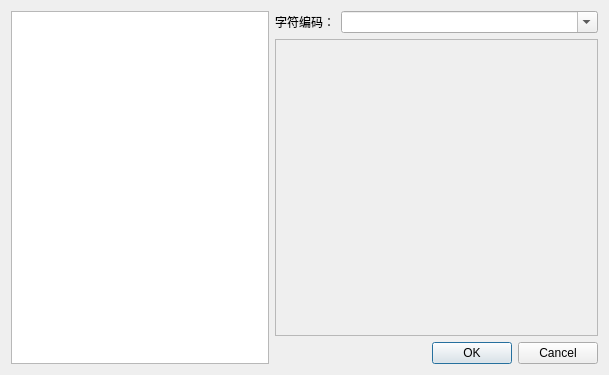
BlueWhaleMain/cipher-manager, file gui/designer/new_cipher_file_dialog.ui: the form before one commit.
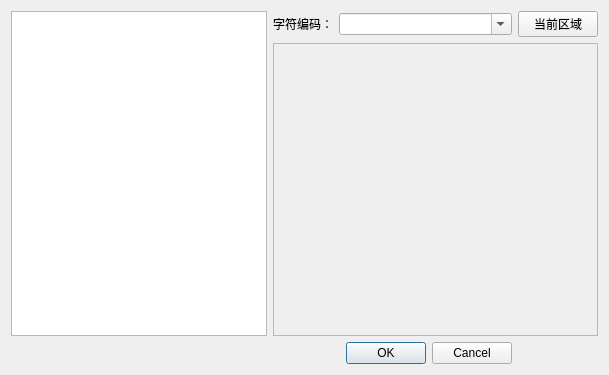
The form after the commit.

```diff
--- a/gui/designer/new_cipher_file_dialog.ui
+++ b/gui/designer/new_cipher_file_dialog.ui
@@ -14,16 +14,6 @@
    <string>新建</string>
   </property>
   <layout class="QGridLayout" name="gridLayout">
-   <item row="0" column="0" rowspan="3">
-    <widget class="QListWidget" name="cipher_type_list_widget"/>
-   </item>
-   <item row="0" column="1">
-    <widget class="QLabel" name="encoding_label">
-     <property name="text">
-      <string>字符编码：</string>
-     </property>
-    </widget>
-   </item>
    <item row="0" column="2">
     <widget class="QComboBox" name="encoding_combo_box">
      <property name="editable">
@@ -31,7 +21,17 @@
      </property>
     </widget>
    </item>
-   <item row="1" column="1" colspan="2">
+   <item row="0" column="1">
+    <widget class="QLabel" name="encoding_label">
+     <property name="text">
+      <string>字符编码：</string>
+     </property>
+    </widget>
+   </item>
+   <item row="0" column="0" rowspan="2">
+    <widget class="QListWidget" name="cipher_type_list_widget"/>
+   </item>
+   <item row="1" column="1" colspan="3">
     <widget class="QScrollArea" name="scrollArea">
      <property name="widgetResizable">
       <bool>true</bool>
@@ -41,8 +41,8 @@
        <rect>
         <x>0</x>
         <y>0</y>
-        <width>322</width>
-        <height>288</height>
+        <width>327</width>
+        <height>297</height>
        </rect>
       </property>
       <widget class="QWidget" name="gridLayoutWidget">
@@ -50,8 +50,8 @@
         <rect>
          <x>10</x>
          <y>10</y>
-         <width>301</width>
-         <height>271</height>
+         <width>311</width>
+         <height>281</height>
         </rect>
        </property>
        <layout class="QGridLayout" name="cipher_grid_layout"/>
@@ -59,6 +59,13 @@
      </widget>
     </widget>
    </item>
+   <item row="0" column="3">
+    <widget class="QPushButton" name="current_location_encoding_push_button">
+     <property name="text">
+      <string>当前区域</string>
+     </property>
+    </widget>
+   </item>
    <item row="2" column="2">
     <widget class="QDialogButtonBox" name="buttonBox">
      <property name="orientation">
```
Left out of the diff: 2 changed lines with no effect on the pictures.
